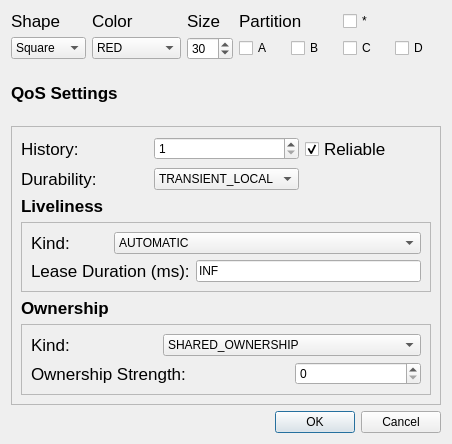
This is forms/publishdialog.ui in eProsima/ShapesDemo as Qt 5 draws it before an edit. The edited form follows.
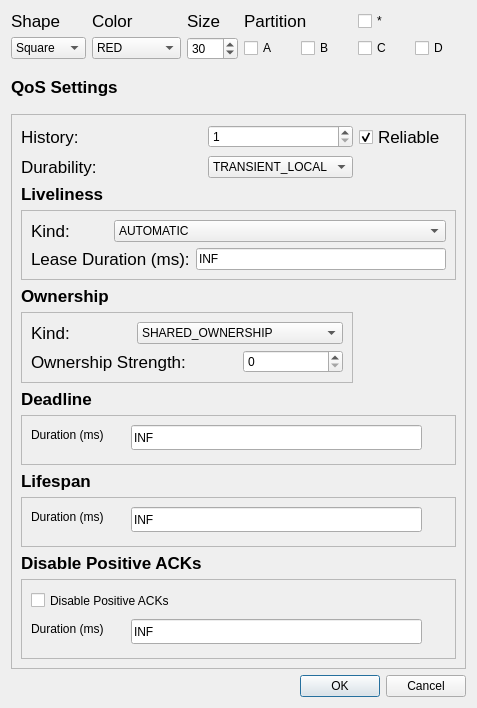
This is the edited form.

The edit to the form file:
```diff
--- a/forms/publishdialog.ui
+++ b/forms/publishdialog.ui
@@ -6,8 +6,8 @@
    <rect>
     <x>0</x>
     <y>0</y>
-    <width>452</width>
-    <height>444</height>
+    <width>477</width>
+    <height>708</height>
    </rect>
   </property>
   <property name="windowTitle">
@@ -213,6 +213,16 @@
      </property>
     </widget>
    </item>
+   <item row="4" column="0">
+    <widget class="QDialogButtonBox" name="button_OkCancel">
+     <property name="orientation">
+      <enum>Qt::Horizontal</enum>
+     </property>
+     <property name="standardButtons">
+      <set>QDialogButtonBox::Cancel|QDialogButtonBox::Ok</set>
+     </property>
+    </widget>
+   </item>
    <item row="2" column="0">
     <widget class="QFrame" name="frame">
      <property name="frameShape">
@@ -222,21 +232,25 @@
       <enum>QFrame::Raised</enum>
      </property>
      <layout class="QGridLayout" name="gridLayout_4">
-      <item row="0" column="1">
-       <widget class="QSpinBox" name="spin_HistoryQos">
-        <property name="minimum">
+      <item row="1" column="1">
+       <widget class="QComboBox" name="comboBox_durability">
+        <property name="currentIndex">
          <number>1</number>
         </property>
-        <property name="maximum">
-         <number>200</number>
-        </property>
-        <property name="value">
-         <number>1</number>
-        </property>
+        <item>
+         <property name="text">
+          <string>VOLATILE</string>
+         </property>
+        </item>
+        <item>
+         <property name="text">
+          <string>TRANSIENT_LOCAL</string>
+         </property>
+        </item>
        </widget>
       </item>
-      <item row="2" column="0">
-       <widget class="QLabel" name="label_7">
+      <item row="8" column="0">
+       <widget class="QLabel" name="label_15">
         <property name="font">
          <font>
           <pointsize>13</pointsize>
@@ -245,10 +259,7 @@
          </font>
         </property>
         <property name="text">
-         <string>Liveliness</string>
-        </property>
-        <property name="textFormat">
-         <enum>Qt::AutoText</enum>
+         <string>Lifespan</string>
         </property>
        </widget>
       </item>
@@ -320,36 +331,48 @@
         </layout>
        </widget>
       </item>
-      <item row="1" column="0">
-       <widget class="QLabel" name="label_10">
+      <item row="10" column="0">
+       <widget class="QLabel" name="label_16">
         <property name="font">
          <font>
           <pointsize>13</pointsize>
+          <weight>75</weight>
+          <bold>true</bold>
          </font>
         </property>
         <property name="text">
-         <string>Durability:</string>
+         <string>Disable Positive ACKs</string>
+        </property>
+       </widget>
+      </item>
+      <item row="2" column="0">
+       <widget class="QLabel" name="label_7">
+        <property name="font">
+         <font>
+          <pointsize>13</pointsize>
+          <weight>75</weight>
+          <bold>true</bold>
+         </font>
+        </property>
+        <property name="text">
+         <string>Liveliness</string>
         </property>
         <property name="textFormat">
          <enum>Qt::AutoText</enum>
         </property>
        </widget>
       </item>
-      <item row="1" column="1">
-       <widget class="QComboBox" name="comboBox_durability">
-        <property name="currentIndex">
+      <item row="0" column="1">
+       <widget class="QSpinBox" name="spin_HistoryQos">
+        <property name="minimum">
          <number>1</number>
         </property>
-        <item>
-         <property name="text">
-          <string>VOLATILE</string>
-         </property>
-        </item>
-        <item>
-         <property name="text">
-          <string>TRANSIENT_LOCAL</string>
-         </property>
-        </item>
+        <property name="maximum">
+         <number>200</number>
+        </property>
+        <property name="value">
+         <number>1</number>
+        </property>
        </widget>
       </item>
       <item row="4" column="0" colspan="2">
@@ -384,6 +407,20 @@
         </property>
        </widget>
       </item>
+      <item row="6" column="0">
+       <widget class="QLabel" name="label_14">
+        <property name="font">
+         <font>
+          <pointsize>13</pointsize>
+          <weight>75</weight>
+          <bold>true</bold>
+         </font>
+        </property>
+        <property name="text">
+         <string>Deadline</string>
+        </property>
+       </widget>
+      </item>
       <item row="0" column="0">
        <widget class="QLabel" name="label_6">
         <property name="font">
@@ -399,7 +436,22 @@
         </property>
        </widget>
       </item>
-      <item row="5" column="0" colspan="3">
+      <item row="1" column="0">
+       <widget class="QLabel" name="label_10">
+        <property name="font">
+         <font>
+          <pointsize>13</pointsize>
+         </font>
+        </property>
+        <property name="text">
+         <string>Durability:</string>
+        </property>
+        <property name="textFormat">
+         <enum>Qt::AutoText</enum>
+        </property>
+       </widget>
+      </item>
+      <item row="5" column="0" colspan="2">
        <widget class="QFrame" name="frame_3">
         <property name="frameShape">
          <enum>QFrame::StyledPanel</enum>
@@ -468,6 +520,145 @@
         </layout>
        </widget>
       </item>
+      <item row="11" column="0" colspan="3">
+       <widget class="QFrame" name="frame_6">
+        <property name="minimumSize">
+         <size>
+          <width>0</width>
+          <height>80</height>
+         </size>
+        </property>
+        <property name="frameShape">
+         <enum>QFrame::StyledPanel</enum>
+        </property>
+        <property name="frameShadow">
+         <enum>QFrame::Raised</enum>
+        </property>
+        <widget class="QCheckBox" name="checkBox_ACK">
+         <property name="geometry">
+          <rect>
+           <x>10</x>
+           <y>10</y>
+           <width>320</width>
+           <height>23</height>
+          </rect>
+         </property>
+         <property name="text">
+          <string>Disable Positive ACKs</string>
+         </property>
+        </widget>
+        <widget class="QLineEdit" name="lineEdit_ACK">
+         <property name="geometry">
+          <rect>
+           <x>110</x>
+           <y>40</y>
+           <width>291</width>
+           <height>25</height>
+          </rect>
+         </property>
+         <property name="text">
+          <string>INF</string>
+         </property>
+        </widget>
+        <widget class="QLabel" name="label_17">
+         <property name="geometry">
+          <rect>
+           <x>10</x>
+           <y>40</y>
+           <width>91</width>
+           <height>20</height>
+          </rect>
+         </property>
+         <property name="text">
+          <string>Duration (ms)</string>
+         </property>
+        </widget>
+       </widget>
+      </item>
+      <item row="9" column="0" colspan="3">
+       <widget class="QFrame" name="frame_5">
+        <property name="minimumSize">
+         <size>
+          <width>0</width>
+          <height>50</height>
+         </size>
+        </property>
+        <property name="frameShape">
+         <enum>QFrame::StyledPanel</enum>
+        </property>
+        <property name="frameShadow">
+         <enum>QFrame::Raised</enum>
+        </property>
+        <widget class="QLineEdit" name="lineEdit_Life">
+         <property name="geometry">
+          <rect>
+           <x>110</x>
+           <y>10</y>
+           <width>291</width>
+           <height>25</height>
+          </rect>
+         </property>
+         <property name="text">
+          <string>INF</string>
+         </property>
+        </widget>
+        <widget class="QLabel" name="label_18">
+         <property name="geometry">
+          <rect>
+           <x>10</x>
+           <y>10</y>
+           <width>91</width>
+           <height>20</height>
+          </rect>
+         </property>
+         <property name="text">
+          <string>Duration (ms)</string>
+         </property>
+        </widget>
+       </widget>
+      </item>
+      <item row="7" column="0" colspan="3">
+       <widget class="QFrame" name="frame_4">
+        <property name="minimumSize">
+         <size>
+          <width>0</width>
+          <height>50</height>
+         </size>
+        </property>
+        <property name="frameShape">
+         <enum>QFrame::StyledPanel</enum>
+        </property>
+        <property name="frameShadow">
+         <enum>QFrame::Raised</enum>
+        </property>
+        <widget class="QLineEdit" name="lineEdit_Dead">
+         <property name="geometry">
+          <rect>
+           <x>110</x>
+           <y>10</y>
+           <width>291</width>
+           <height>25</height>
+          </rect>
+         </property>
+         <property name="text">
+          <string>INF</string>
+         </property>
+        </widget>
+        <widget class="QLabel" name="label_19">
+         <property name="geometry">
+          <rect>
+           <x>10</x>
+           <y>10</y>
+           <width>91</width>
+           <height>20</height>
+          </rect>
+         </property>
+         <property name="text">
+          <string>Duration (ms)</string>
+         </property>
+        </widget>
+       </widget>
+      </item>
      </layout>
      <zorder>label_6</zorder>
      <zorder>spin_HistoryQos</zorder>
@@ -478,16 +669,12 @@
      <zorder>comboBox_durability</zorder>
      <zorder>label_13</zorder>
      <zorder>frame_3</zorder>
-    </widget>
-   </item>
-   <item row="3" column="0">
-    <widget class="QDialogButtonBox" name="button_OkCancel">
-     <property name="orientation">
-      <enum>Qt::Horizontal</enum>
-     </property>
-     <property name="standardButtons">
-      <set>QDialogButtonBox::Cancel|QDialogButtonBox::Ok</set>
-     </property>
+     <zorder>frame_4</zorder>
+     <zorder>label_14</zorder>
+     <zorder>frame_5</zorder>
+     <zorder>frame_6</zorder>
+     <zorder>label_15</zorder>
+     <zorder>label_16</zorder>
     </widget>
    </item>
   </layout>
```
